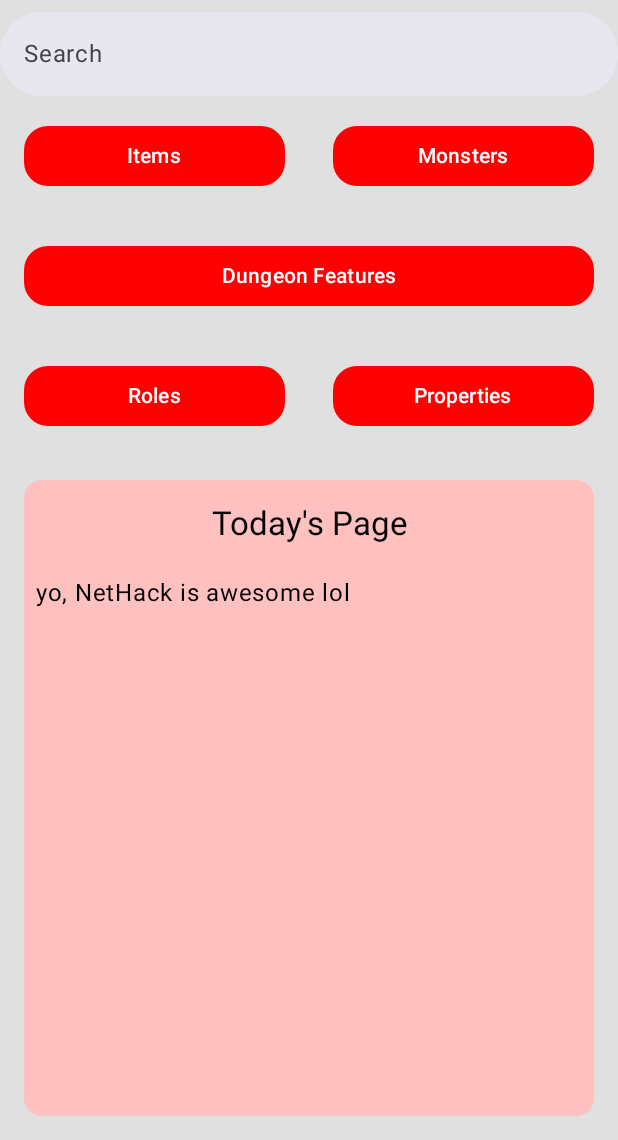
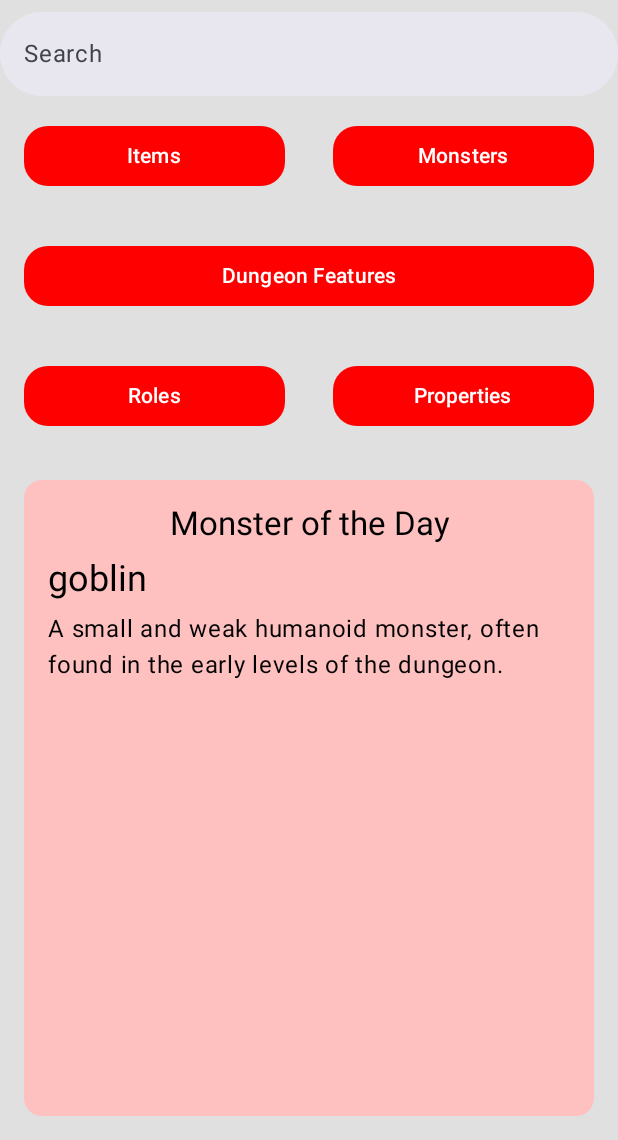
Before and after one commit to jera1470/NetHackSeer, an Android app built with Jetpack Compose: the composable PlaceHolderContent shown on its own in the app's theme, on a phone screen of 412 x 824 dp, the part 96-1236 px from its top. Run offline under Robolectric (Android 15) with nearby library versions, the phone set to English and light mode, and no system bars.

Commit message:
UI: HomeScreen.kt pageOfTheDay
added functionality to work with viewModel to display info on objects

```diff
--- a/app/src/main/java/com/example/nethackseer/ui/homescreen/HomeScreen.kt
+++ b/app/src/main/java/com/example/nethackseer/ui/homescreen/HomeScreen.kt
@@ -145,25 +145,44 @@ fun HomeScreen(
                 modifier = Modifier
                     .fillMaxSize()
                     .padding(16.dp),
-                colors = CardDefaults.cardColors(LightRed)
+                colors = CardDefaults.cardColors(containerColor = LightRed)
             ) {
-                Box(
+                if (pageOfTheDay != null) {
+                    val page = pageOfTheDay!! // nifty !!, it just ensures it's not null
+                    Column(
                         modifier = Modifier
                             .padding(16.dp)
                             .fillMaxWidth()
                     ) {
                         Text(
-                        text = "Today's Page",
+                            text = page.type,
                             color = Black,
                             style = Typography.titleLarge,
                             textAlign = TextAlign.Center,
-                        modifier = Modifier.align(Alignment.TopCenter)
+                            modifier = Modifier.align(Alignment.CenterHorizontally)
+                        )
+                        Text(
+                            text = page.name,
+                            color = Black,
+                            style = Typography.headlineSmall,
+                            modifier = Modifier.padding(top = 8.dp)
+                        )
+                        Text(
+                            text = page.summary,
+                            color = Black,
+                            style = Typography.bodyLarge,
+                            modifier = Modifier.padding(top = 8.dp)
                         )
                     }
-                Text("yo, NetHack is awesome lol",
-                    color = Black,
-                    style = Typography.bodyLarge,
-                    modifier = Modifier.padding(8.dp))
+                } else {
+                    // placeholder for when the page is null
+                    Box(
+                        modifier = Modifier.fillMaxSize(),
+                        contentAlignment = Alignment.Center
+                    ) {
+                        Text(text = "oops.")
+                    }
+                }
             }
         }
     }
```
Lines whose indentation alone changed are shown as unchanged.
